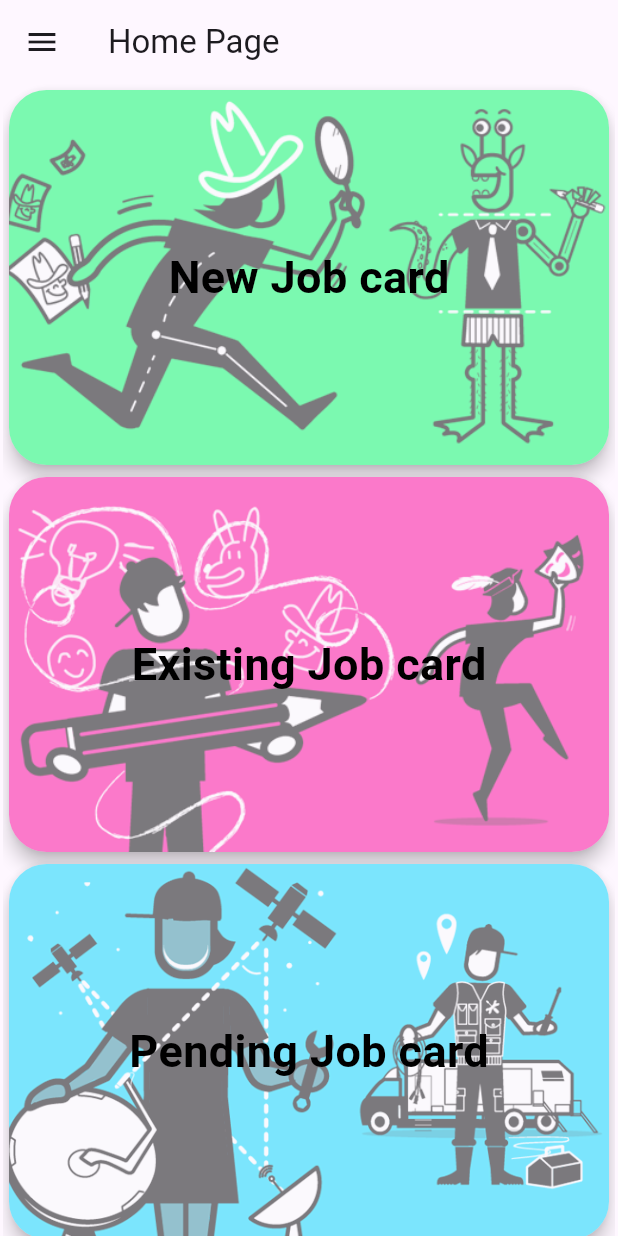
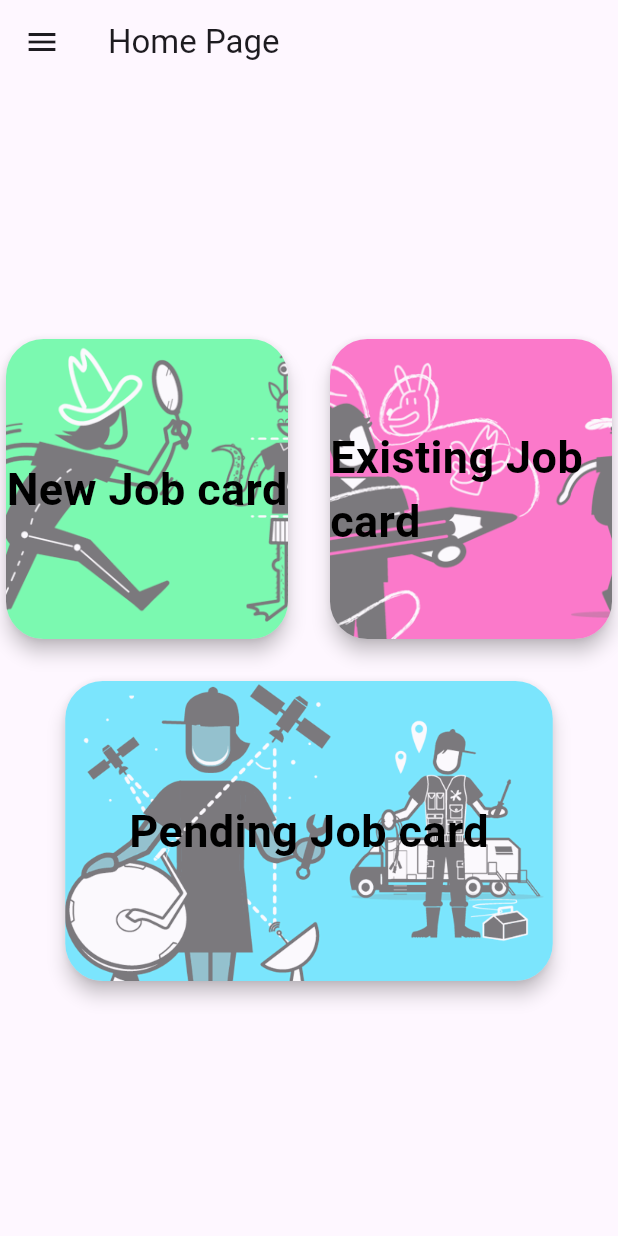
Before and after one commit to MATHAN4023/CodeFlink_Task1, a Flutter app: the HomePage screen opened directly, on a phone screen of 412 x 824 dp. Run offline on Flutter 3.47's test engine with Material 3 defaults, Android fonts, the light colour scheme and no system bars; our stand-ins replace camera, carousel_slider; missing offline and left inert: order_tracker.

Commit message:
Home page code

```diff
--- /dev/null
+++ b/codeflink/lib/Pages/DeletedCode.dart
@@ -0,0 +1,302 @@
+import 'package:codeflink/Pages/CamaraAccess.dart';
+import 'package:codeflink/Pages/PendingJobCard.dart';
+import 'package:codeflink/Pages/Trackingorder.dart';
+import 'package:flutter/material.dart';
+
+import 'Inbox.dart';
+import 'LoginPage.dart';
+
+class HomePage extends StatelessWidget {
+  const HomePage({Key? key}) : super(key: key);
+
+  // // Function to get user's location
+  // Future<void> _getLocation(BuildContext context) async {
+  //   try {
+  //     bool serviceEnabled;
+  //     LocationPermission permission;
+  //
+  //     // Check if location services are enabled
+  //     serviceEnabled = await Geolocator.isLocationServiceEnabled();
+  //     if (!serviceEnabled) {
+  //       print('Location services are disabled.');
+  //       return;
+  //     }
+  //
+  //     // Request location permission
+  //     permission = await Geolocator.checkPermission();
+  //     if (permission == LocationPermission.denied) {
+  //       permission = await Geolocator.requestPermission();
+  //       if (permission == LocationPermission.denied) {
+  //         print('Location permission is denied.');
+  //         return;
+  //       }
+  //     }
+  //
+  //     if (permission == LocationPermission.deniedForever) {
+  //       print(
+  //           'Location permissions are permanently denied, we cannot request permissions.');
+  //       return;
+  //     }
+  //
+  //     // Get user's current location
+  //     Position position = await Geolocator.getCurrentPosition();
+  //     // Display latitude and longitude in a dialog
+  //     showDialog(
+  //       context: context,
+  //       builder: (BuildContext context) {
+  //         return AlertDialog(
+  //           title: Text('Current Location'),
+  //           content: Text(
+  //               'Latitude: ${position.latitude}\nLongitude: ${position.longitude}'),
+  //           actions: <Widget>[
+  //             TextButton(
+  //               onPressed: () {
+  //                 Navigator.of(context).pop();
+  //               },
+  //               child: Text('Close'),
+  //             ),
+  //           ],
+  //         );
+  //       },
+  //     );
+  //   } catch (e) {
+  //     print('Error getting location: $e');
+  //   }
+  // }
+
+  @override
+  Widget build(BuildContext context) {
+    return Scaffold(
+      appBar: AppBar(
+        title: Text("Home Page"),
+        // backgroundColor: Colors.redAccent,
+
+        // //Camara Icon In Home Screen -
+        // actions: [
+        //   IconButton(
+        //     icon: Icon(Icons.camera),
+        //     onPressed: () {
+        //       Navigator.of(context).pushReplacement(
+        //         MaterialPageRoute(builder: (context) => const CamAccess()),
+        //       );
+        //     },
+        //   ),
+        // ],
+      ),
+      drawer: Drawer(
+        backgroundColor: Colors.white,
+        child: Column(
+          children: <Widget>[
+            UserAccountsDrawerHeader(
+              otherAccountsPictures: [
+                CircleAvatar(
+                  child: (Text("Hi")),
+                )
+              ],
+              accountName: Text("Test"),
+              accountEmail: Text("Test@gmail.com"),
+              currentAccountPicture: CircleAvatar(
+                child: Text("Test"),
+              ),
+            ),
+            ListTile(
+              title: Text("Home Page"),
+              leading: Icon(Icons.home_filled),
+              onTap: () => Navigator.of(context).pushReplacement(
+                MaterialPageRoute(builder: (context) => const HomePage()),
+              ),
+            ),
+            Divider(
+              height: 10,
+            ),
+            ListTile(
+              title: Text("Tracking Order"),
+              leading: Icon(Icons.add_chart_rounded),
+              onTap: () => Navigator.of(context).pushReplacement(
+                MaterialPageRoute(builder: (context) => Trackingorder()),
+              ),
+            ),
+            Divider(
+              height: 10,
+            ),
+            Expanded(child: SizedBox()), // Expanded to occupy remaining space
+            ListTile(
+              title: Text("LOGOUT"),
+              leading: Icon(Icons.logout_sharp),
+              onTap: () => Navigator.of(context).push(
+                  MaterialPageRoute(builder: (context) => const LoginPage())),
+            ),
+            Divider(
+              height: 10,
+            ),
+          ],
+        ),
+      ),
+      body: Stack(
+        children: [
+          // Your existing scaffold
+          Scaffold(
+            // Add any existing body content here
+            body: Center(
+                // child: Text(
+                //   'WELCOME',
+                //   style: TextStyle(fontSize: 20),
+                // ),
+                ),
+          ),
+
+          Center(
+            child: SingleChildScrollView(
+              child: Column(
+                children: [
+                  Row(
+                    mainAxisAlignment: MainAxisAlignment.center,
+                    children: [
+                      Expanded(
+                        child: Card(
+                          elevation: 5,
+                          shape: RoundedRectangleBorder(
+                            borderRadius: BorderRadius.circular(25.0),
+                          ),
+                          child: InkWell(
+                            onTap: () {
+                              Navigator.of(context).pushReplacement(
+                                MaterialPageRoute(
+                                    builder: (context) => CamAccess()),
+                              );
+                            },
+                            child: Container(
+                              height: 200,
+                              decoration: BoxDecoration(
+                                borderRadius: BorderRadius.circular(25.0),
+                                image: DecorationImage(
+                                  image: AssetImage(
+                                      'lib/Assets/JobCard/New_job.png'),
+                                  fit: BoxFit.cover,
+                                  colorFilter: ColorFilter.mode(
+                                    Colors.black.withOpacity(0.50),
+                                    BlendMode.dstATop,
+                                  ),
+                                ),
+                              ),
+                              child: Center(
+                                child: Text(
+                                  'New Job card',
+                                  style: TextStyle(
+                                    color: Colors.black,
+                                    fontWeight: FontWeight.bold,
+                                    fontSize: 30.0,
+                                  ),
+                                ),
+                              ),
+                            ),
+                          ),
+                        ),
+                      ),
+                      SizedBox(width: 20), // Add space between cards
+                      Expanded(
+                        child: Card(
+                          elevation: 5,
+                          shape: RoundedRectangleBorder(
+                            borderRadius: BorderRadius.circular(25.0),
+                          ),
+                          child: InkWell(
+                            onTap: () {
+                              Navigator.of(context).pushReplacement(
+                                MaterialPageRoute(
+                                    builder: (context) => const Inbox()),
+                              );
+                            },
+                            child: Container(
+                              height: 200,
+                              decoration: BoxDecoration(
+                                borderRadius: BorderRadius.circular(25.0),
+                                image: DecorationImage(
+                                  image: AssetImage(
+                                      'lib/Assets/JobCard/ExistingJob.png'),
+                                  fit: BoxFit.cover,
+                                  colorFilter: ColorFilter.mode(
+                                    Colors.black.withOpacity(0.50),
+                                    BlendMode.dstATop,
+                                  ),
+                                ),
+                              ),
+                              child: Center(
+                                child: Text(
+                                  'Existing Job card',
+                                  style: TextStyle(
+                                    color: Colors.black,
+                                    fontWeight: FontWeight.bold,
+                                    fontSize: 30.0,
+                                  ),
+                                ),
+                              ),
+                            ),
+                          ),
+                        ),
+                      ),
+                    ],
+                  ),
+                  SizedBox(height: 20), // Add space between rows
+                  Card(
+                    elevation: 5,
+                    shape: RoundedRectangleBorder(
+                      borderRadius: BorderRadius.circular(25.0),
+                    ),
+                    child: InkWell(
+                      onTap: () {
+                        Navigator.of(context).pushReplacement(
+                          MaterialPageRoute(
+                              builder: (context) => PendingJobCard()),
+                        );
+                      },
+                      child: Container(
+                        width: 325,
+                        height: 200,
+                        decoration: BoxDecoration(
+                          borderRadius: BorderRadius.circular(25.0),
+                          image: DecorationImage(
+                            image:
+                                AssetImage('lib/Assets/JobCard/pendingjob.png'),
+                            fit: BoxFit.cover,
+                            colorFilter: ColorFilter.mode(
+                              Colors.black.withOpacity(0.50),
+                              BlendMode.dstATop,
+                            ),
+                          ),
+                        ),
+                        child: Center(
+                          child: Text(
+                            'Pending Job card',
+                            style: TextStyle(
+                              color: Colors.black,
+                              fontWeight: FontWeight.bold,
+                              fontSize: 30.0,
+                            ),
+                          ),
+                        ),
+                      ),
+                    ),
+                  ),
+                ],
+              ),
+            ),
+          ),
+
+          // Positioned widget to show location at the center
+          // Positioned(
+          //   bottom: 16, // Adjust position as needed
+          //   left: 0,
+          //   right: 0,
+          //   child: FloatingActionButton(
+          //     onPressed: () =>
+          //         _getLocation(context), // Call _getLocation function
+          //     tooltip: 'Get Location',
+          //     child: Icon(Icons.location_on),
+          //   ),
+          // ),
+        ],
+      ),
+    );
+  }
+}
--- a/codeflink/lib/Pages/HomePage.dart
+++ b/codeflink/lib/Pages/HomePage.dart
@@ -1,87 +1,19 @@
-import 'package:codeflink/Pages/CamaraAccess.dart';
-import 'package:codeflink/Pages/PendingJobCard.dart';
-import 'package:codeflink/Pages/Trackingorder.dart';
 import 'package:flutter/material.dart';
 
+import 'CamaraAccess.dart';
 import 'Inbox.dart';
 import 'LoginPage.dart';
+import 'PendingJobCard.dart';
+import 'Trackingorder.dart';
 
 class HomePage extends StatelessWidget {
   const HomePage({Key? key}) : super(key: key);
-
-  // // Function to get user's location
-  // Future<void> _getLocation(BuildContext context) async {
-  //   try {
-  //     bool serviceEnabled;
-  //     LocationPermission permission;
-  //
-  //     // Check if location services are enabled
-  //     serviceEnabled = await Geolocator.isLocationServiceEnabled();
-  //     if (!serviceEnabled) {
-  //       print('Location services are disabled.');
-  //       return;
-  //     }
-  //
-  //     // Request location permission
-  //     permission = await Geolocator.checkPermission();
-  //     if (permission == LocationPermission.denied) {
-  //       permission = await Geolocator.requestPermission();
-  //       if (permission == LocationPermission.denied) {
-  //         print('Location permission is denied.');
-  //         return;
-  //       }
-  //     }
-  //
-  //     if (permission == LocationPermission.deniedForever) {
-  //       print(
-  //           'Location permissions are permanently denied, we cannot request permissions.');
-  //       return;
-  //     }
-  //
-  //     // Get user's current location
-  //     Position position = await Geolocator.getCurrentPosition();
-  //     // Display latitude and longitude in a dialog
-  //     showDialog(
-  //       context: context,
-  //       builder: (BuildContext context) {
-  //         return AlertDialog(
-  //           title: Text('Current Location'),
-  //           content: Text(
-  //               'Latitude: ${position.latitude}\nLongitude: ${position.longitude}'),
-  //           actions: <Widget>[
-  //             TextButton(
-  //               onPressed: () {
-  //                 Navigator.of(context).pop();
-  //               },
-  //               child: Text('Close'),
-  //             ),
-  //           ],
-  //         );
-  //       },
-  //     );
-  //   } catch (e) {
-  //     print('Error getting location: $e');
-  //   }
-  // }
 
   @override
   Widget build(BuildContext context) {
     return Scaffold(
       appBar: AppBar(
         title: Text("Home Page"),
-        // backgroundColor: Colors.redAccent,
-
-        // //Camara Icon In Home Screen -
-        // actions: [
-        //   IconButton(
-        //     icon: Icon(Icons.camera),
-        //     onPressed: () {
-        //       Navigator.of(context).pushReplacement(
-        //         MaterialPageRoute(builder: (context) => const CamAccess()),
-        //       );
-        //     },
-        //   ),
-        // ],
       ),
       drawer: Drawer(
         backgroundColor: Colors.white,
@@ -124,7 +56,8 @@ class HomePage extends StatelessWidget {
               title: Text("LOGOUT"),
               leading: Icon(Icons.logout_sharp),
               onTap: () => Navigator.of(context).push(
-                  MaterialPageRoute(builder: (context) => const LoginPage())),
+                MaterialPageRoute(builder: (context) => const LoginPage()),
+              ),
             ),
             Divider(
               height: 10,
@@ -132,22 +65,12 @@ class HomePage extends StatelessWidget {
           ],
         ),
       ),
-      body: Stack(
+      body: SingleChildScrollView(
+        child: Column(
+          crossAxisAlignment: CrossAxisAlignment.stretch,
           children: [
-          // Your existing scaffold
-          Scaffold(
-            // Add any existing body content here
-            body: Center(
-              child: Text(
-                'WELCOME',
-                style: TextStyle(fontSize: 20),
-              ),
-            ),
-          ),
-          // Cards wrapped in a SingleChildScrollView for vertical scrolling
-          Center(
-            child: SingleChildScrollView(
-              child: Column(
+            Row(
+              mainAxisAlignment: MainAxisAlignment.spaceEvenly,
               children: [
                 Card(
                   elevation: 5,
@@ -162,12 +85,12 @@ class HomePage extends StatelessWidget {
                       );
                     },
                     child: Container(
-                        width: 400,
+                      width: 180,
                       height: 250, // Increase the height as needed
                       decoration: BoxDecoration(
                         borderRadius: BorderRadius.circular(25.0),
                         image: DecorationImage(
-                            image: AssetImage(
+                          image: const AssetImage(
                               'lib/Assets/JobCard/New_job.png'), // Add your image asset path
                           fit: BoxFit.cover,
                           colorFilter: ColorFilter.mode(
@@ -176,14 +99,13 @@ class HomePage extends StatelessWidget {
                                   .dstATop), // Adjust opacity here (0.5 means 50% opacity)
                         ),
                       ),
-
-                        child: Center(
+                      child: const Center(
                         child: Text(
                           'New Job card',
                           style: TextStyle(
                             color: Colors.black,
                             fontWeight: FontWeight.bold,
-                              fontSize: 30.0,
+                            fontSize: 20.0,
                           ),
                         ),
                       ),
@@ -199,17 +121,16 @@ class HomePage extends StatelessWidget {
                   child: InkWell(
                     onTap: () {
                       Navigator.of(context).pushReplacement(
-                          MaterialPageRoute(
-                              builder: (context) => const Inbox()),
+                        MaterialPageRoute(builder: (context) => const Inbox()),
                       );
                     },
                     child: Container(
-                        width: 400,
+                      width: 180,
                       height: 250, // Increase the height as needed
                       decoration: BoxDecoration(
                         borderRadius: BorderRadius.circular(25.0),
                         image: DecorationImage(
-                            image: AssetImage(
+                          image: const AssetImage(
                               'lib/Assets/JobCard/ExistingJob.png'), // Add your image asset path
                           fit: BoxFit.cover,
                           colorFilter: ColorFilter.mode(
@@ -218,24 +139,24 @@ class HomePage extends StatelessWidget {
                                   .dstATop), // Adjust opacity here (0.5 means 50% opacity)
                         ),
                       ),
-                        // child: ListTile(
-                        //   title: Text('Existing Job card'),
-                        //   // subtitle: Text('This is the first card content.'),
-                        // ),
-                        child: Center(
+                      child: const Center(
                         child: Text(
                           'Existing Job card',
                           style: TextStyle(
                             color: Colors.black,
                             fontWeight: FontWeight.bold,
-                              fontSize: 30.0,
+                            fontSize: 20.0,
                           ),
                         ),
                       ),
                     ),
                   ),
                 ),
-                  Card(
+              ],
+            ),
+            SizedBox(height: 20), // Add some space between rows
+            SizedBox(
+              child: Card(
                 elevation: 5,
                 shape: RoundedRectangleBorder(
                   borderRadius:
@@ -244,26 +165,22 @@ class HomePage extends StatelessWidget {
                 child: InkWell(
                   onTap: () {
                     Navigator.of(context).pushReplacement(
-                          MaterialPageRoute(
-                              builder: (context) => PendingJobCard()),
+                      MaterialPageRoute(builder: (context) => PendingJobCard()),
                     );
                   },
                   child: Container(
-                        width: 400,
-                        height: 250, // Increase the height as needed
+                    height: 250,
                     decoration: BoxDecoration(
                       borderRadius: BorderRadius.circular(25.0),
                       image: DecorationImage(
-                            image: AssetImage(
-                                'lib/Assets/JobCard/pendingjob.png'), // Add your image asset path
+                        image: AssetImage('lib/Assets/JobCard/pendingjob.png'),
                         fit: BoxFit.cover,
                         colorFilter: ColorFilter.mode(
                           Colors.black.withOpacity(0.50),
-                                BlendMode
-                                    .dstATop), // Adjust opacity here (0.5 means 50% opacity)
+                          BlendMode.dstATop,
                         ),
                       ),
-
+                    ),
                     child: Center(
                       child: Text(
                         'Pending Job card',
@@ -277,23 +194,9 @@ class HomePage extends StatelessWidget {
                   ),
                 ),
               ),
+            ),
           ],
         ),
-            ),
-          ),
-          // Positioned widget to show location at the center
-          // Positioned(
-          //   bottom: 16, // Adjust position as needed
-          //   left: 0,
-          //   right: 0,
-          //   child: FloatingActionButton(
-          //     onPressed: () =>
-          //         _getLocation(context), // Call _getLocation function
-          //     tooltip: 'Get Location',
-          //     child: Icon(Icons.location_on),
-          //   ),
-          // ),
-        ],
       ),
     );
   }
```
Also changed, not shown: codeflink/pubspec.lock. Lines whose indentation alone changed are shown as unchanged.
